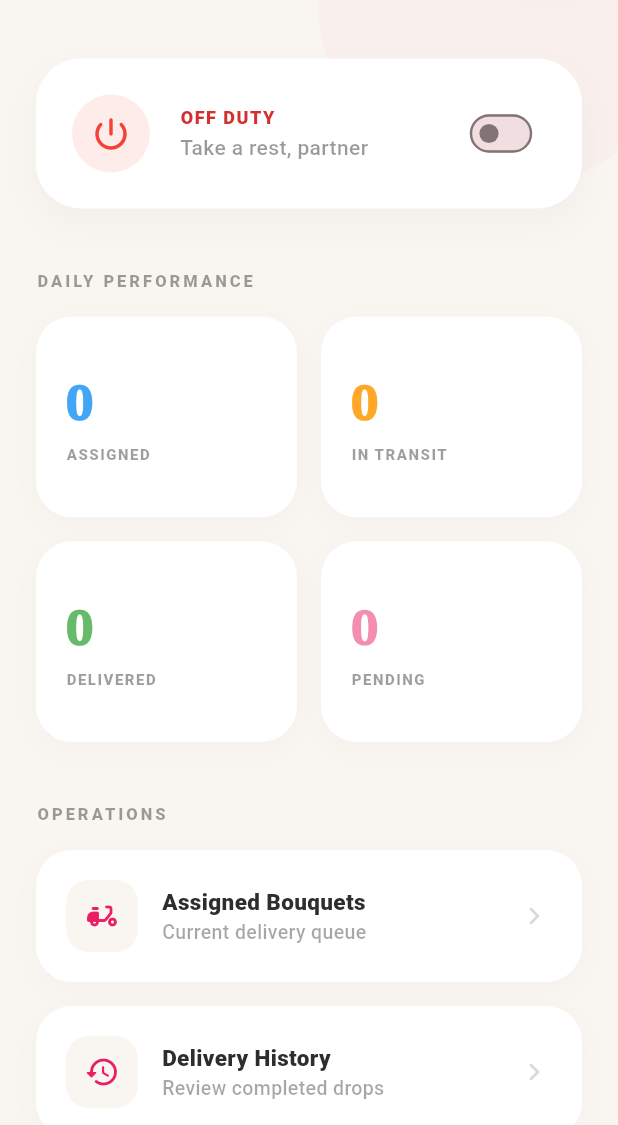
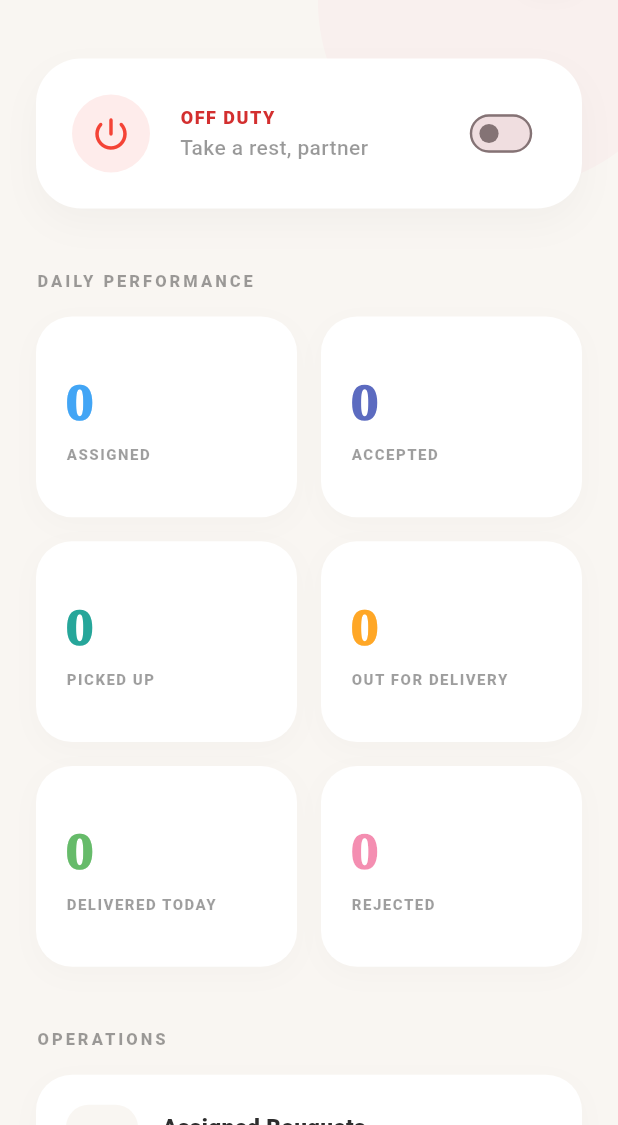
Before and after one commit to wegrowbranding/akfdelivery, a Flutter app: the DashboardScreen screen opened by its route, on a phone screen of 412 x 824 dp, the part 111-1236 px from its top. Run offline on Flutter 3.47's test engine with Material 3 defaults, Android fonts, the phone set to English and light mode, and no system bars; our stand-ins replace device_info_plus, dio, firebase_core, firebase_messaging, flutter_local_notifications, go_router and 3 more; accounts and stored records are empty; network calls fail; Roboto replaces fonts that are missing (GoogleSans).

Commit message:
v0.0.2 Update

```diff
--- a/lib/features/dashboard/models/dashboard_model.dart
+++ b/lib/features/dashboard/models/dashboard_model.dart
@@ -22,46 +22,65 @@ class DashboardData {
 
 class Counts {
   final int assigned;
+  final int accepted;
+  final int pickedUp;
   final int outForDelivery;
   final int deliveredToday;
+  final int rejected;
 
   Counts({
     required this.assigned,
+    required this.accepted,
+    required this.pickedUp,
     required this.outForDelivery,
     required this.deliveredToday,
+    required this.rejected,
   });
 
   factory Counts.fromJson(Map<String, dynamic> json) {
     return Counts(
       assigned: json['assigned'] ?? 0,
+      accepted: json['accepted'] ?? 0,
+      pickedUp: json['picked_up'] ?? 0,
       outForDelivery: json['out_for_delivery'] ?? 0,
       deliveredToday: json['delivered_today'] ?? 0,
+      rejected: json['rejected'] ?? 0,
     );
   }
 }
 
 class Listings {
-  final List<OrderAssignment> newOrders;
+  final List<OrderAssignment> assigned;
   final List<OrderAssignment> accepted;
+  final List<OrderAssignment> pickedUp;
   final List<OrderAssignment> outForDelivery;
 
   Listings({
-    required this.newOrders,
+    required this.assigned,
     required this.accepted,
+    required this.pickedUp,
     required this.outForDelivery,
   });
 
   factory Listings.fromJson(Map<String, dynamic> json) {
     return Listings(
-      newOrders: (json['new_orders'] as List?)
+      assigned:
+          (json['assigned'] as List?)
               ?.map((o) => OrderAssignment.fromJson(o))
               .toList() ??
           [],
-      accepted: (json['accepted'] as List?)
+      accepted:
+          (json['accepted'] as List?)
               ?.map((o) => OrderAssignment.fromJson(o))
               .toList() ??
           [],
-      outForDelivery: (json['out_for_delivery'] as List?)
+      pickedUp:
+          (json['picked_up'] as List?)
+              ?.map((o) => OrderAssignment.fromJson(o))
+              .toList() ??
+          [],
+      outForDelivery:
+          (json['out_for_delivery'] as List?)
               ?.map((o) => OrderAssignment.fromJson(o))
               .toList() ??
           [],
--- a/lib/features/dashboard/screens/dashboard_screen.dart
+++ b/lib/features/dashboard/screens/dashboard_screen.dart
@@ -278,16 +278,30 @@ class _DashboardScreenState extends State<DashboardScreen> {
           Colors.blue.shade400,
         ),
         _buildMetricCard(
-          'IN TRANSIT',
+          'ACCEPTED',
+          counts?.accepted.toString() ?? '0',
+          Colors.indigo.shade400,
+        ),
+        _buildMetricCard(
+          'PICKED UP',
+          counts?.pickedUp.toString() ?? '0',
+          Colors.teal.shade400,
+        ),
+        _buildMetricCard(
+          'OUT FOR DELIVERY',
           counts?.outForDelivery.toString() ?? '0',
           Colors.orange.shade400,
         ),
         _buildMetricCard(
-          'DELIVERED',
+          'DELIVERED TODAY',
           counts?.deliveredToday.toString() ?? '0',
           Colors.green.shade400,
         ),
-        _buildMetricCard('PENDING', '0', primaryColor.withValues(alpha: 0.5)),
+        _buildMetricCard(
+          'REJECTED',
+          counts?.rejected.toString() ?? '0',
+          primaryColor.withValues(alpha: 0.5),
+        ),
       ],
     );
   }
--- a/lib/features/orders/screens/order_details_screen.dart
+++ b/lib/features/orders/screens/order_details_screen.dart
@@ -498,7 +498,7 @@ class _OrderDetailsScreenState extends State<OrderDetailsScreen> {
         nextStatus = 'accepted';
         break;
       case 'accepted':
-        btnText = 'PICKED UP ORDER';
+        btnText = 'PICK UP BOUQUET';
         nextStatus = 'picked_up';
         break;
       case 'picked_up':
@@ -510,6 +510,8 @@ class _OrderDetailsScreenState extends State<OrderDetailsScreen> {
         nextStatus = 'delivered';
         break;
       case 'delivered':
+      case 'rejected':
+      case 'cancelled':
         return const SizedBox.shrink();
     }
 
--- a/lib/features/orders/screens/order_history_screen.dart
+++ b/lib/features/orders/screens/order_history_screen.dart
@@ -340,12 +340,19 @@ class _OrderHistoryScreenState extends State<OrderHistoryScreen> {
 
   Color _getStatusColor(String status) {
     switch (status.toLowerCase()) {
+      case 'assigned':
+        return Colors.blue.shade600;
+      case 'accepted':
+        return Colors.indigo.shade600;
+      case 'picked_up':
+        return Colors.teal.shade600;
+      case 'out_for_delivery':
+        return Colors.orange.shade600;
       case 'delivered':
         return Colors.green.shade600;
+      case 'rejected':
       case 'cancelled':
         return Colors.red.shade600;
-      case 'out_for_delivery':
-        return Colors.orange.shade600;
       default:
         return Colors.blue.shade600;
     }
--- a/pubspec.yaml
+++ b/pubspec.yaml
@@ -16,7 +16,7 @@ publish_to: "none" # Remove this line if you wish to publish to pub.dev
 # https://developer.apple.com/library/archive/documentation/General/Reference/InfoPlistKeyReference/Articles/CoreFoundationKeys.html
 # In Windows, build-name is used as the major, minor, and patch parts
 # of the product and file versions while build-number is used as the build suffix.
-version: 0.0.1
+version: 0.0.2
 
 environment:
   sdk: ^3.11.3
```
Also changed, not shown: lib/features/auth/screens/login_screen.dart (+8 -6 lines), lib/features/orders/screens/assigned_orders_screen.dart (+89 -71 lines), lib/features/orders/screens/delivery_confirmation_screen.dart (+7 -3 lines), lib/features/profile/screens/profile_screen.dart (+5 -3 lines), 7 other files.
